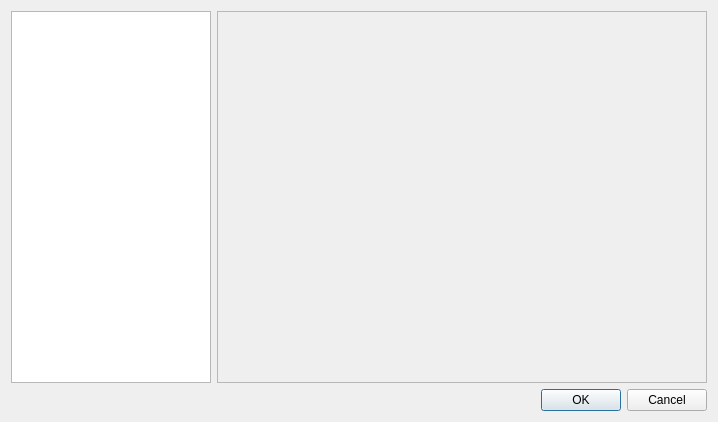
victor-yacovlev/kumir2, file src/shared/extensionsystem/settingsdialog.ui: the form before one commit.
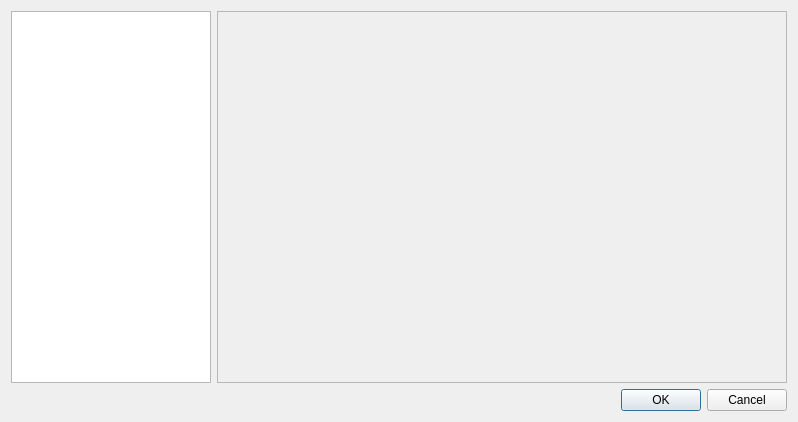
The form after the commit.

The edit to the form file:
```diff
--- a/src/shared/extensionsystem/settingsdialog.ui
+++ b/src/shared/extensionsystem/settingsdialog.ui
@@ -6,7 +6,7 @@
    <rect>
     <x>0</x>
     <y>0</y>
-    <width>718</width>
+    <width>798</width>
     <height>422</height>
    </rect>
   </property>
@@ -54,8 +54,8 @@
          <rect>
           <x>0</x>
           <y>0</y>
-          <width>494</width>
-          <height>371</height>
+          <width>578</width>
+          <height>375</height>
          </rect>
         </property>
         <layout class="QVBoxLayout" name="verticalLayout_2">
```
